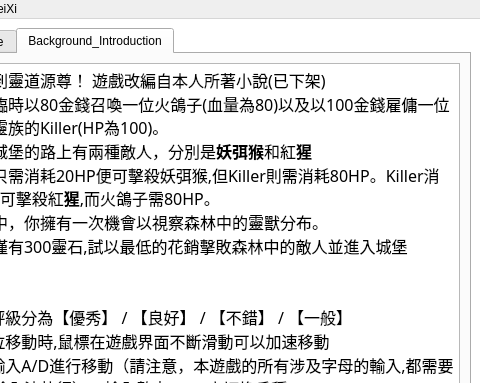
Before: the Qt Designer form menu2.ui in SeleiXi/lord-game, drawn with Qt 5; both pictures show x 81 to 561 and y 0 to 383 of the 561 by 683 pixel window.
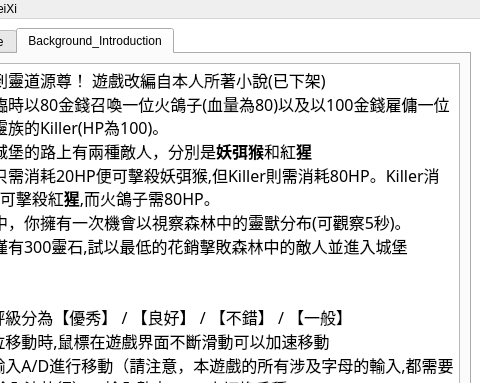
After: the same form once the commit is applied. Icons and pictures are not drawn.

Commit message: 更新音樂在合理的音量範圍，更新選兵界面的ui設計

The edit to the form file:
```diff
--- a/menu2.ui
+++ b/menu2.ui
@@ -85,7 +85,7 @@
 &lt;p style=&quot; margin-top:0px; margin-bottom:0px; margin-left:0px; margin-right:0px; -qt-block-indent:0; text-indent:0px;&quot;&gt;&lt;span style=&quot; font-size:12pt; font-weight:400;&quot;&gt;你可以臨時以80金錢召喚一位火鴿子(血量為80)以及以100金錢雇傭一位來自星靈族的Killer(HP為100)。&lt;/span&gt;&lt;/p&gt;
 &lt;p style=&quot; margin-top:0px; margin-bottom:0px; margin-left:0px; margin-right:0px; -qt-block-indent:0; text-indent:0px;&quot;&gt;&lt;span style=&quot; font-size:12pt; font-weight:400;&quot;&gt;在前往城堡的路上有兩種敵人，分別是&lt;/span&gt;&lt;span style=&quot; font-size:12pt;&quot;&gt;妖弭猴&lt;/span&gt;&lt;span style=&quot; font-size:12pt; font-weight:400;&quot;&gt;和紅&lt;/span&gt;&lt;span style=&quot; font-size:12pt;&quot;&gt;猩&lt;/span&gt;&lt;/p&gt;
 &lt;p style=&quot; margin-top:0px; margin-bottom:0px; margin-left:0px; margin-right:0px; -qt-block-indent:0; text-indent:0px;&quot;&gt;&lt;span style=&quot; font-size:12pt; font-weight:400;&quot;&gt;火鴿子只需消耗20HP便可擊殺妖弭猴,但Killer則需消耗80HP。Killer消耗20HP可擊殺紅&lt;/span&gt;&lt;span style=&quot; font-size:12pt;&quot;&gt;猩&lt;/span&gt;&lt;span style=&quot; font-size:12pt; font-weight:400;&quot;&gt;,而火鴿子需80HP。&lt;/span&gt;&lt;/p&gt;
-&lt;p style=&quot; margin-top:0px; margin-bottom:0px; margin-left:0px; margin-right:0px; -qt-block-indent:0; text-indent:0px;&quot;&gt;&lt;span style=&quot; font-size:12pt; font-weight:400;&quot;&gt;在遊戲中，你擁有一次機會以視察森林中的靈獸分布。&lt;/span&gt;&lt;/p&gt;
+&lt;p style=&quot; margin-top:0px; margin-bottom:0px; margin-left:0px; margin-right:0px; -qt-block-indent:0; text-indent:0px;&quot;&gt;&lt;span style=&quot; font-size:12pt; font-weight:400;&quot;&gt;在遊戲中，你擁有一次機會以視察森林中的靈獸分布(可觀察5秒)。&lt;/span&gt;&lt;/p&gt;
 &lt;p style=&quot; margin-top:0px; margin-bottom:0px; margin-left:0px; margin-right:0px; -qt-block-indent:0; text-indent:0px;&quot;&gt;&lt;span style=&quot; font-size:12pt; font-weight:400;&quot;&gt;你身上僅有300靈石,試以最低的花銷擊敗森林中的敵人並進入城堡&lt;/span&gt;&lt;/p&gt;
 &lt;p style=&quot;-qt-paragraph-type:empty; margin-top:0px; margin-bottom:0px; margin-left:0px; margin-right:0px; -qt-block-indent:0; text-indent:0px; font-size:12pt; font-weight:400;&quot;&gt;&lt;br /&gt;&lt;/p&gt;
 &lt;p style=&quot; margin-top:0px; margin-bottom:0px; margin-left:0px; margin-right:0px; -qt-block-indent:0; text-indent:0px;&quot;&gt;&lt;span style=&quot; font-size:12pt; font-weight:400;&quot;&gt;注意：&lt;/span&gt;&lt;/p&gt;
```
The commit also changes 6 other files.
